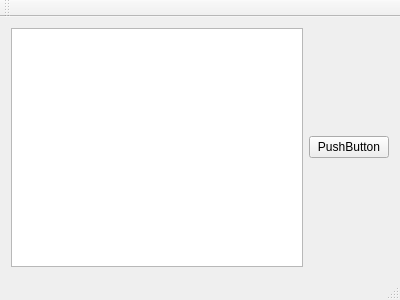
This is qt/mainwindow.ui in enra64/SimpleSimpleNoteClient as Qt 5 draws it before an edit. The edited form follows.
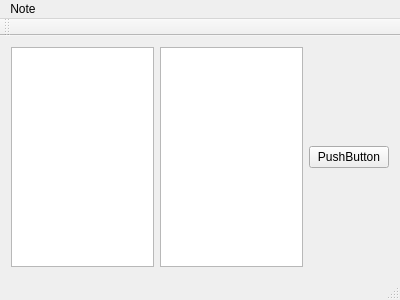
This is the edited form.

Commit message: notes are fethced when clicked, but can not yet be updated on the server

Patch:
```diff
--- a/qt/mainwindow.ui
+++ b/qt/mainwindow.ui
@@ -20,6 +20,16 @@
       <item>
        <widget class="QListView" name="listView"/>
       </item>
+      <item>
+       <widget class="QTextBrowser" name="textBrowser">
+        <property name="undoRedoEnabled">
+         <bool>true</bool>
+        </property>
+        <property name="readOnly">
+         <bool>false</bool>
+        </property>
+       </widget>
+      </item>
       <item>
        <widget class="QPushButton" name="pushButton">
         <property name="text">
@@ -40,6 +50,13 @@
      <height>25</height>
     </rect>
    </property>
+   <widget class="QMenu" name="menuNote">
+    <property name="title">
+     <string>Note</string>
+    </property>
+    <addaction name="actionSync_up"/>
+   </widget>
+   <addaction name="menuNote"/>
   </widget>
   <widget class="QToolBar" name="mainToolBar">
    <attribute name="toolBarArea">
```
Left out of the diff: 8 changed lines with no effect on the pictures. The commit also changes 9 other files.
